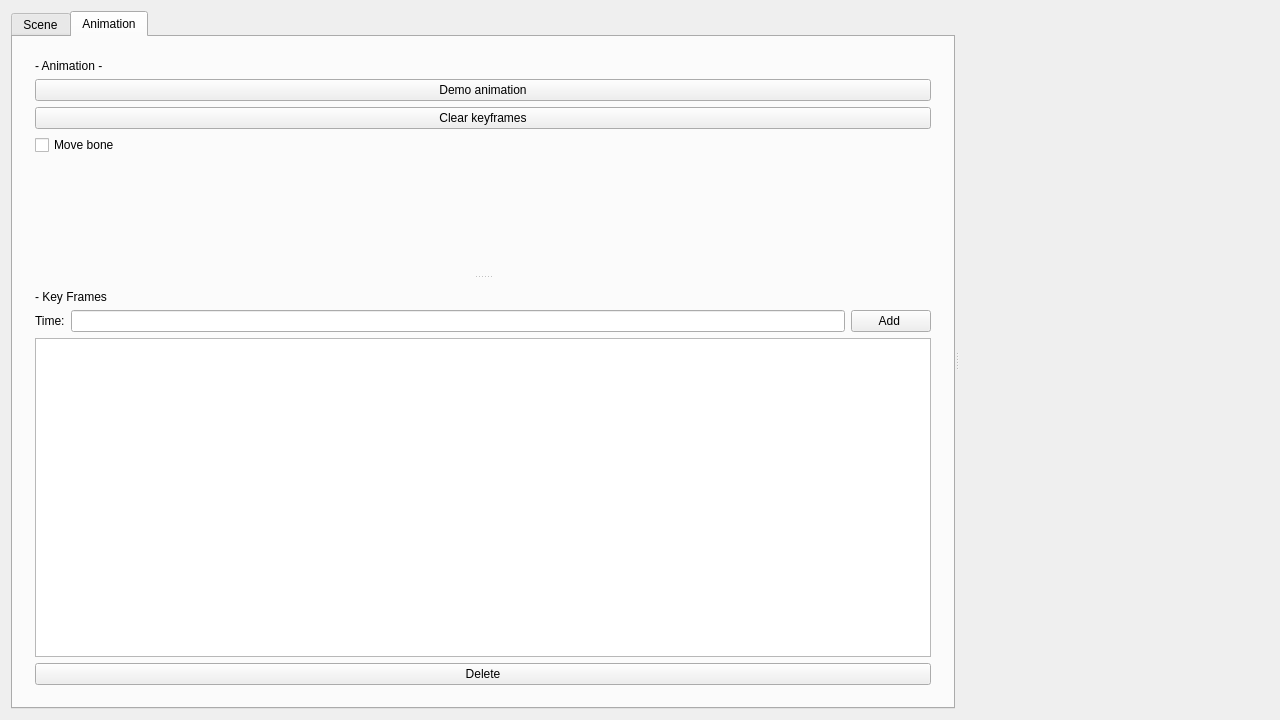
Qt form UI/mainwindow.ui (suchiz/Suchiz-Rendring-Engine) before a commit.
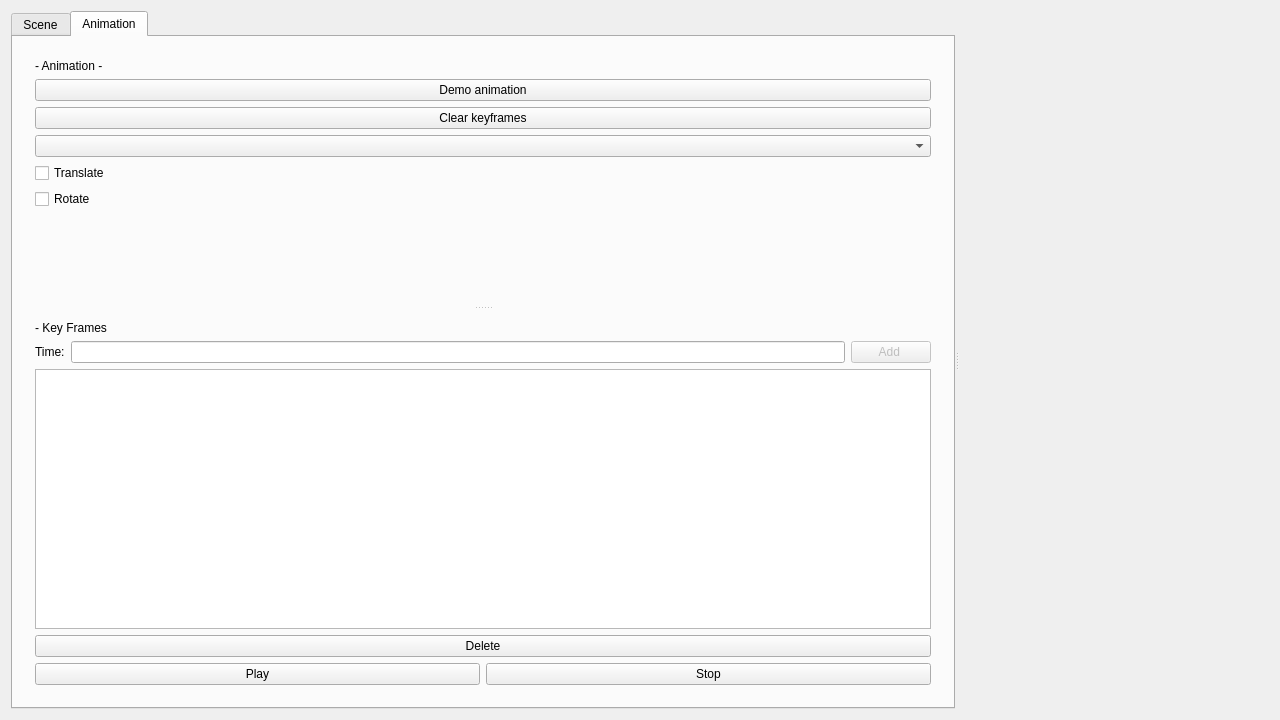
The same form after that commit.

```diff
--- a/UI/mainwindow.ui
+++ b/UI/mainwindow.ui
@@ -14,7 +14,7 @@
    <string>Suchiz Rendering Engine</string>
   </property>
   <widget class="QWidget" name="centralWidget">
-   <layout class="QHBoxLayout" name="horizontalLayout_3">
+   <layout class="QHBoxLayout" name="horizontalLayout_6">
     <item>
      <widget class="QSplitter" name="sceneSplitter">
       <property name="orientation">
@@ -135,7 +135,7 @@
            <property name="orientation">
             <enum>Qt::Vertical</enum>
            </property>
-           <widget class="QWidget" name="">
+           <widget class="QWidget" name="layoutWidget">
             <layout class="QVBoxLayout" name="verticalLayout_3">
              <item>
               <widget class="QLabel" name="label">
@@ -159,9 +159,19 @@
               </widget>
              </item>
              <item>
-              <widget class="QCheckBox" name="moveBoneCheckBox">
+              <widget class="QComboBox" name="boneComboBox"/>
+             </item>
+             <item>
+              <widget class="QCheckBox" name="translateCheckBox">
                <property name="text">
-                <string>Move bone</string>
+                <string>Translate</string>
+               </property>
+              </widget>
+             </item>
+             <item>
+              <widget class="QCheckBox" name="rotateCheckBox">
+               <property name="text">
+                <string>Rotate</string>
                </property>
               </widget>
              </item>
@@ -180,7 +190,7 @@
              </item>
             </layout>
            </widget>
-           <widget class="QWidget" name="">
+           <widget class="QWidget" name="layoutWidget">
             <layout class="QVBoxLayout" name="verticalLayout_4">
              <item>
               <widget class="QLabel" name="label_2">
@@ -207,6 +217,9 @@
                </item>
                <item>
                 <widget class="QPushButton" name="addKeyFrameButton">
+                 <property name="enabled">
+                  <bool>false</bool>
+                 </property>
                  <property name="text">
                   <string>Add </string>
                  </property>
@@ -224,6 +237,24 @@
                </property>
               </widget>
              </item>
+             <item>
+              <layout class="QHBoxLayout" name="horizontalLayout_3">
+               <item>
+                <widget class="QPushButton" name="playButton">
+                 <property name="text">
+                  <string>Play</string>
+                 </property>
+                </widget>
+               </item>
+               <item>
+                <widget class="QPushButton" name="stopButton">
+                 <property name="text">
+                  <string>Stop</string>
+                 </property>
+                </widget>
+               </item>
+              </layout>
+             </item>
             </layout>
            </widget>
           </widget>
```
